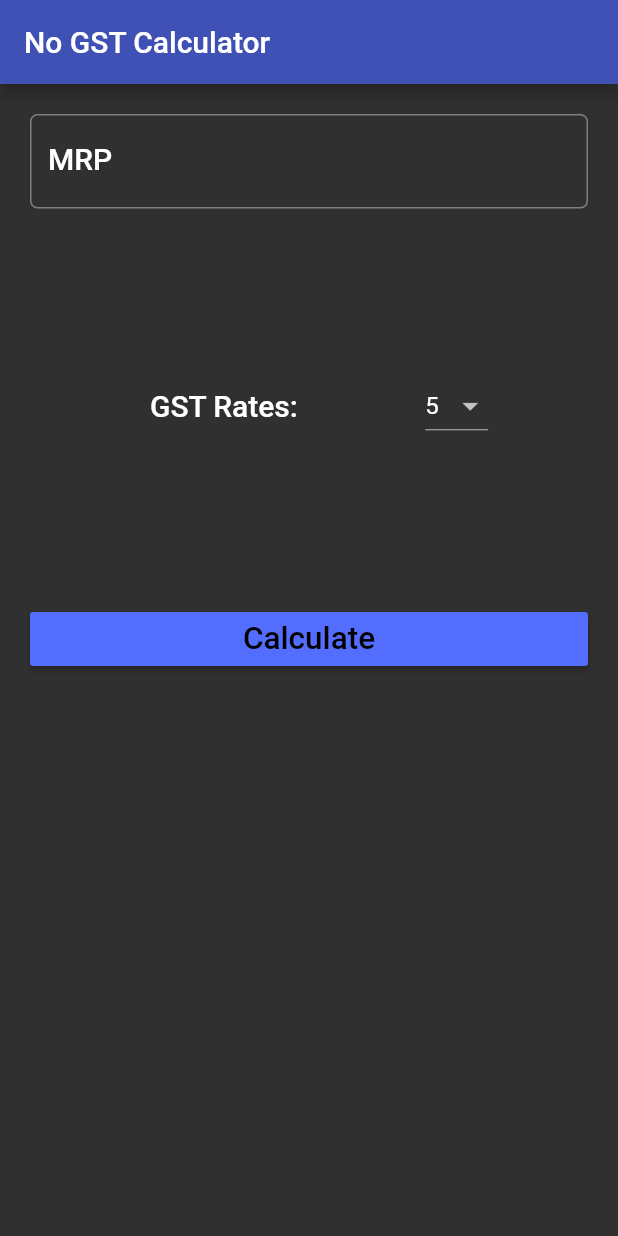
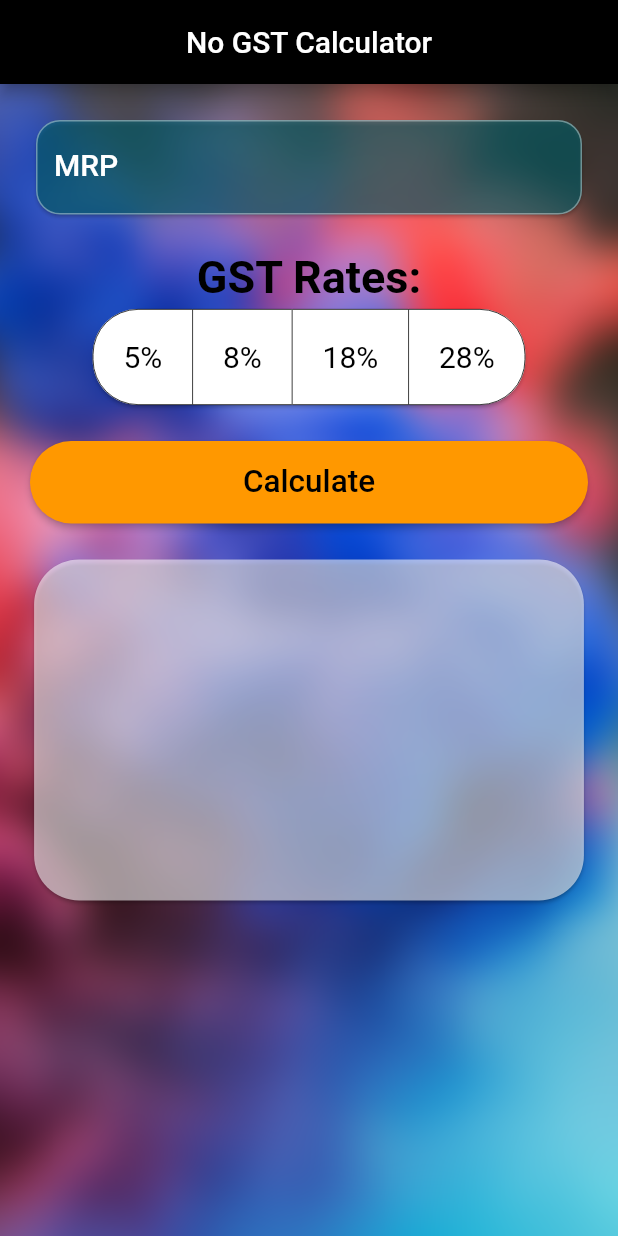
Before and after one commit to BullsEye34/no_gst_calculator, a Flutter app: the screen it shows after launch, after a tap on "Calculate", on a phone screen of 412 x 824 dp. Run offline on Flutter 3.47's test engine with Material 2 defaults, Android fonts, the phone set to English and light mode, and no system bars.

Commit message:
Change UI

```diff
--- a/lib/app.dart
+++ b/lib/app.dart
@@ -1,6 +1,6 @@
 import 'package:flutter/material.dart';
 
-class app extends StatefulWidget{
+class app extends StatefulWidget {
   @override
   State<StatefulWidget> createState() {
     // TODO: implement createState
@@ -8,13 +8,21 @@ class app extends StatefulWidget{
   }
 }
 
-class _GSTFormState extends State<app>{
-  var _rates = ['5', '12', '18', '28'];
+class _GSTFormState extends State<app> {
+  //var _rates = ['5', '12', '18', '28'];
   final _padding = 20.0;
-  var _itemSel = "5";
+  var _itemSel;
+  var _ra;
   TextEditingController priceCon = TextEditingController();
   var disp = '';
+  List<bool> isSelected = List.generate(4, (_)=>false);
 
+  @override
+  void initState() {
+    // TODO: implement initState
+    //isSelected = [true, false, ];
+    super.initState();
+  }
 
   @override
   Widget build(BuildContext context) {
@@ -23,13 +31,24 @@ class _GSTFormState extends State<app>{
     return Scaffold(
         //resizeToAvoidBottomPadding: false,
         appBar: AppBar(
-        title: Text("No GST Calculator")
+          title: Text("No GST Calculator"),
+          centerTitle: true,
+          backgroundColor: Colors.black,
         ),
         body: Container(
+          decoration: BoxDecoration(
+            image: DecorationImage(
+              image: AssetImage("Images/eventse.png"),
+              fit: BoxFit.cover,
+            ),
+          ),
           child: ListView(
             children: <Widget>[
               Padding(
                 padding: EdgeInsets.all(_padding),
+                child: Card(
+                  color: Color(0x90026873),
+                  shape: RoundedRectangleBorder(borderRadius: BorderRadius.circular(16.0)),
                   child: TextField(
                     keyboardType: TextInputType.number,
                     style: textStyle,
@@ -39,88 +58,184 @@ class _GSTFormState extends State<app>{
                         hintText: 'Enter the Final Price ',
                         labelStyle: textStyle,
                         border: OutlineInputBorder(
-                  borderRadius: BorderRadius.circular(5.0)
-                )
+                          borderSide: BorderSide(color: Colors.orange,width: 10.0),
+                          borderRadius: BorderRadius.circular(16.0),
+                        )),
                   ),
                 ),
               ),
-
-          Center(
+              /*Center(
                 child: Padding(
                   padding: EdgeInsets.all(_padding),
-              child: Row(
-                children: <Widget>[
-                  Padding(
-                    padding: EdgeInsets.all(_padding*4),
-                    child: Text("GST Rates: ", style: textStyle,),
-                  ),
-                  DropdownButton<String>(
-                    items: _rates.map((String value){
+                  child: DropdownButton<String>(
+                    hint: Text("GST Rates", style: TextStyle(color: Colors.yellow),),
+                    style: TextStyle(color: Colors.yellow, fontSize: 20.0,fontWeight: FontWeight.w900),
+                    items: _rates.map((String value) {
                       return DropdownMenuItem<String>(
                         value: value,
                         child: Text(value),
                       );
                     }).toList(),
                     value: _itemSel,
-
-                    onChanged: (String newValueSelected){
+                    onChanged: (String newValueSelected) {
                       _onDrop(newValueSelected);
-
                     },
+                  )
                 ),
-                ],
+              ),*/
+              Center(
+                child: Text("GST Rates:", style: TextStyle(color: Colors.black, fontWeight: FontWeight.bold, fontSize: 30),),
               ),
-            ),
-          ),
-
+              ratessss(),
               Padding(
                 padding: EdgeInsets.all(_padding),
                 child: Row(
                   children: <Widget>[
                     Expanded(
+                      child: Container(
+                        height: MediaQuery.of(context).size.height/15,
                         child: RaisedButton(
-                    onPressed: (){
+                          shape: RoundedRectangleBorder(
+                              borderRadius: BorderRadius.circular(100)),
+                          onPressed: () {
                             setState(() {
                               this.disp = _calc();
                             });
                           },
-                    color: Theme.of(context).accentColor,
+                          color: Colors.orange,
                           textColor: Theme.of(context).primaryColorDark,
-                    child: Text('Calculate', textScaleFactor: 1.5, ),
+                          child: Text(
+                            'Calculate',
+                            textScaleFactor: 1.5,
+                          ),
+                        ),
                       ),
                     ),
                   ],
                 ),
               ),
-
               Center(
+                child: Container(
+                  width: MediaQuery.of(context).size.width/1.1,
+                  height: MediaQuery.of(context).size.height/3.5,
+                  child: Card(
+                    color: Color(0x90ffffff),
+                    shape: RoundedRectangleBorder(borderRadius: BorderRadius.circular(30),),
                     child: Padding(
                       padding: EdgeInsets.all(_padding),
-              child: Text(disp, style: textStyle,),
-
+                      child: Text(
+                        disp,
+                        style: TextStyle(
+                          fontSize: 26.0,
+                          color: Colors.red,
+                        ),
+                      ),
                     ),
                   )
-
+                ),
+              )
             ],
           ),
-    )
+        ));
+  }
+
+/*  void _onDrop(String newValueSelected) {
+    setState(() {
+      this._itemSel = newValueSelected;
+    });
+  }*/
+
+  String _calc() {
+    double price = double.parse(priceCon.text);
+/*    double rates = double.parse(_itemSel);
+
+    double gstPrice = (price * (100 / (100 + rates)));
+    double gst = (gstPrice * (rates / 100));*/
+
+    double gstPrice1 = (price * (100 / (100 + _ra)));
+    double gst1 = (gstPrice1 * (_ra / 100));
+    double total1 = gst1 + gstPrice1;
+    print(gstPrice1);
+    print(gst1);
+    print(total1);
+
+/*   double total = gst + gstPrice;
+    return 'Actual Price: $gstPrice \n\nGST Amount: $gst \n\nTotal Price: $total';*/
+    return 'Actual Price: $gstPrice1 \n\nGST Amount: $gst1 \n\nTotal Price: $total1';
+  }
+
+  Widget ratessss(){
+    return Center(
+      child: Column(
+        mainAxisAlignment: MainAxisAlignment.spaceEvenly,
+        children: <Widget>[
+          Card(
+            shape: RoundedRectangleBorder(borderRadius: BorderRadius.circular(30)),
+            color: Color(0xffffffff),
+            child: ToggleButtons(
+              borderColor: Colors.black,
+              fillColor: Colors.orange,
+              borderWidth:0.5,
+              color: Colors.black,
+              selectedBorderColor: Colors.black,
+              selectedColor: Colors.white,
+              borderRadius: BorderRadius.circular(30),
+              children: <Widget>[
+                Padding(
+                  padding: const EdgeInsets.all(20.0),
+                  child: Text(
+                    '5%',
+                    style: TextStyle(fontSize: 20),
+                  ),
+                ),
+                Padding(
+                  padding: const EdgeInsets.all(20.0),
+                  child: Text(
+                    '8%',
+                    style: TextStyle(fontSize: 20),
+                  ),
+                ),
+                Padding(
+                  padding: const EdgeInsets.all(20.0),
+                  child: Text(
+                    '18%',
+                    style: TextStyle(fontSize: 20),
+                  ),
+                ),
+                Padding(
+                  padding: const EdgeInsets.all(20.0),
+                  child: Text(
+                    '28%',
+                    style: TextStyle(fontSize: 20),
+                  ),
+                ),
+              ],
+              onPressed: (int index) {
+                setState(() {
+                  for (int i = 0; i < isSelected.length; i++) {
+                    if (i == index) {
+                      isSelected[i] = true;
+                    } else {
+                      isSelected[i] = false;
+                    }
+                  }
+                  //isSelected[index] = !isSelected[index];
+                });
+                print(index);
+                switch(index){
+                  case 0: _ra=5; break;
+                  case 1: _ra=8;break;
+                  case 2: _ra=18;break;
+                  case 3: _ra=28;break;
+                }
+                print(_ra);
+              },
+              isSelected: isSelected,
+            ),
+          ),
+        ],
+      ),
     );
   }
 
-  void _onDrop (String newValueSelected){
-    setState(() {
-      this._itemSel = newValueSelected;
-    });
 }
-
-  String _calc(){
-    double price = double.parse(priceCon.text);
-    double rates = double.parse(_itemSel);
-
-    double gstPrice = (price * (100/(100+rates)));
-    double gst = (gstPrice * ( rates/100 ));
-
-    double total = gst+gstPrice;
-    return 'Actual Price: $gstPrice \n\nGST Amount: $gst \n\nTotal Price: $total';
-  }
-}
--- a/pubspec.yaml
+++ b/pubspec.yaml
@@ -11,7 +11,7 @@ description: A new Flutter application for calculating original price without GS
 # In iOS, build-name is used as CFBundleShortVersionString while build-number used as CFBundleVersion.
 # Read more about iOS versioning at
 # https://developer.apple.com/library/archive/documentation/General/Reference/InfoPlistKeyReference/Articles/CoreFoundationKeys.html
-version: 1.0.0+1
+version: 1.3.5+5
 
 environment:
   sdk: ">=2.1.0 <3.0.0"
@@ -41,8 +41,8 @@ flutter:
   uses-material-design: true
 
   # To add assets to your application, add an assets section, like this:
-  # assets:
-  #  - images/a_dot_burr.jpeg
+  assets:
+    - Images/eventse.png
   #  - images/a_dot_ham.jpeg
 
   # An image asset can refer to one or more resolution-specific "variants", see
```
Also changed, not shown: Images/eventse.png (added), pubspec.lock, 2 other files. Lines whose indentation alone changed are shown as unchanged.
